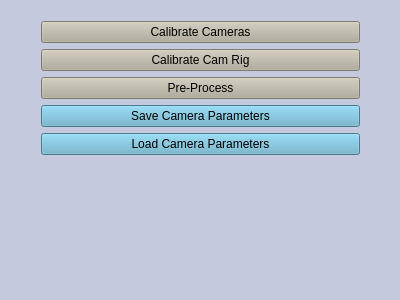
Qt form SegmentationPreprocessor/mainwindow.ui (yudanaz/masterthesis) before a commit.
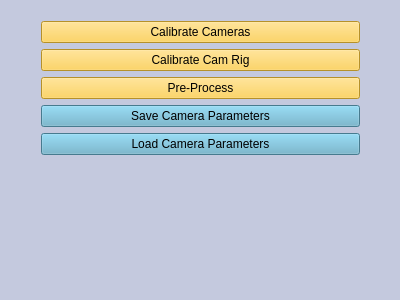
The same form after that commit.

```diff
--- a/SegmentationPreprocessor/mainwindow.ui
+++ b/SegmentationPreprocessor/mainwindow.ui
@@ -29,8 +29,14 @@
     <layout class="QVBoxLayout" name="verticalLayout">
      <item>
       <widget class="QPushButton" name="pushButton_calibCams">
+       <property name="sizePolicy">
+        <sizepolicy hsizetype="Minimum" vsizetype="Fixed">
+         <horstretch>0</horstretch>
+         <verstretch>0</verstretch>
+        </sizepolicy>
+       </property>
        <property name="styleSheet">
-        <string notr="true">background-color: rgb(177, 172, 154);</string>
+        <string notr="true">background-color: rgb(255, 203, 58)</string>
        </property>
        <property name="text">
         <string>Calibrate Cameras</string>
@@ -40,7 +46,7 @@
      <item>
       <widget class="QPushButton" name="pushButton_calibCamRig">
        <property name="styleSheet">
-        <string notr="true">background-color: rgb(177, 172, 154);</string>
+        <string notr="true">background-color: rgb(255, 203, 58)</string>
        </property>
        <property name="text">
         <string>Calibrate Cam Rig</string>
@@ -50,7 +56,7 @@
      <item>
       <widget class="QPushButton" name="pushButton_preproc">
        <property name="styleSheet">
-        <string notr="true">background-color: rgb(177, 172, 154);</string>
+        <string notr="true">background-color: rgb(255, 203, 58)</string>
        </property>
        <property name="text">
         <string>Pre-Process</string>
```
